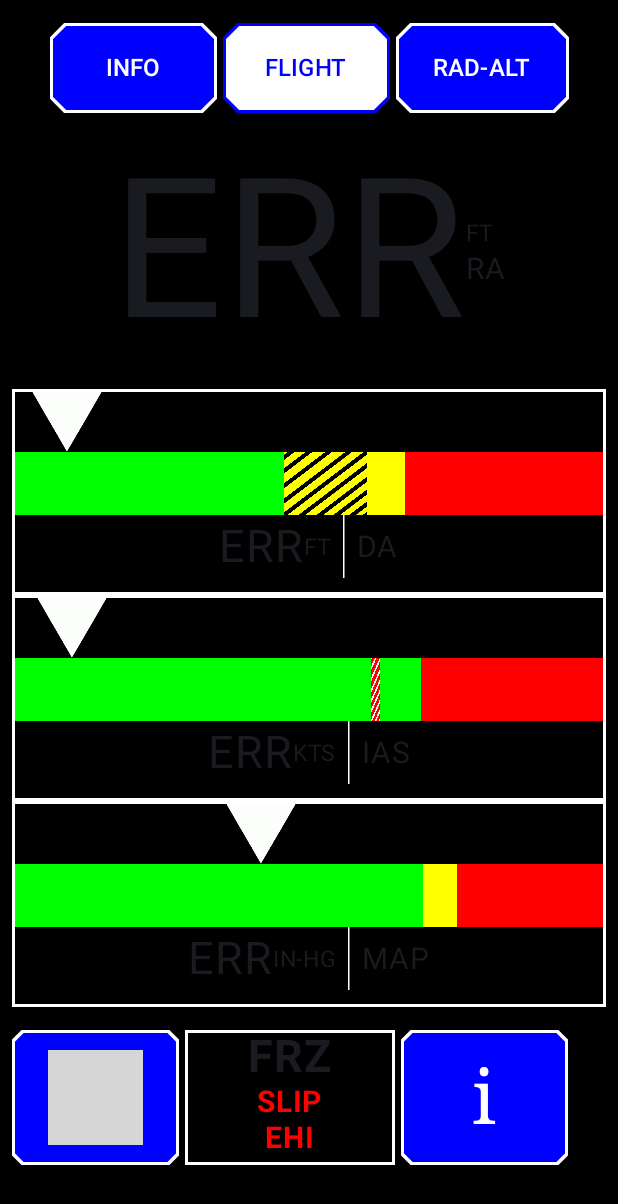
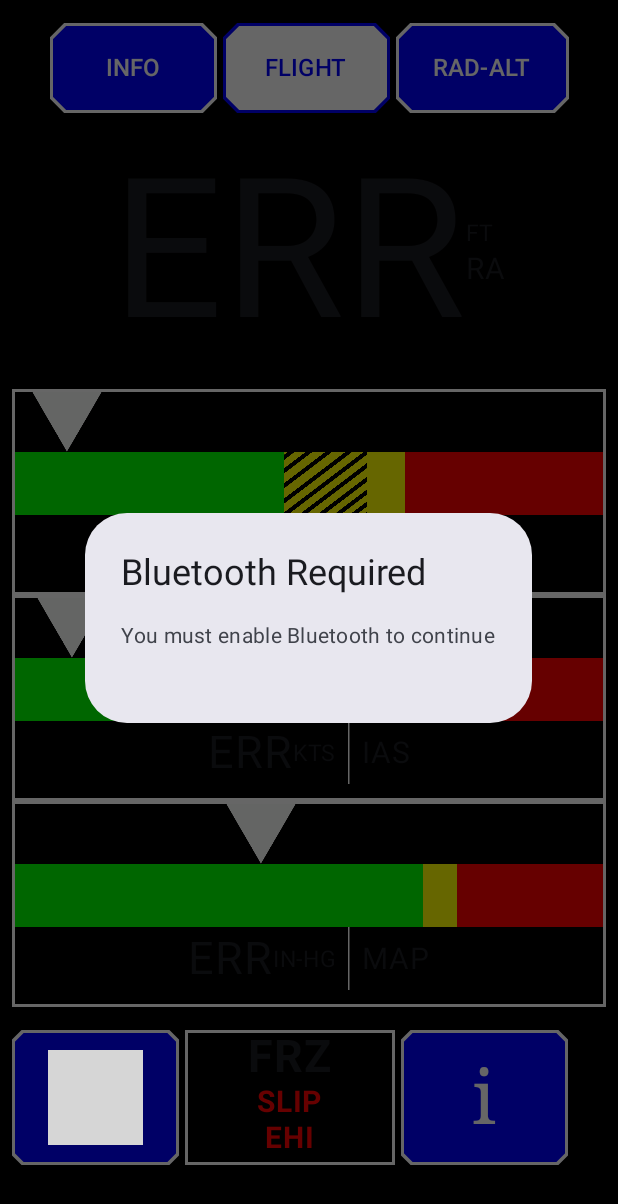
Before and after one commit to Komputer24/EIT2.0-ESAID-App, an Android app built with Jetpack Compose: the screen it shows after launch (MainActivity), on a phone screen of 412 x 824 dp. Shown: the top 1204 px of the screen. Run offline under Robolectric (Android 15) with nearby library versions, the phone set to English and light mode, and no system bars; grey boxes are pictures that could not be loaded.

Commit message:
v18 - Bluetooth Picker Done V2

```diff
--- a/app/src/main/java/com/example/eit20_app/MainActivity.kt
+++ b/app/src/main/java/com/example/eit20_app/MainActivity.kt
@@ -141,13 +141,13 @@ class MainActivity : ComponentActivity() {
             return
         }
 
-        if (bluetoothAdapter?.isEnabled == false) {
-            // Request to enable Bluetooth
-            val enableBtIntent = Intent(BluetoothAdapter.ACTION_REQUEST_ENABLE)
-            requestBluetooth.launch(enableBtIntent)
-        } else {
-            // Bluetooth is already enabled, launch the device picker
-        }
+//        if (bluetoothAdapter?.isEnabled == false) {
+//            // Request to enable Bluetooth
+//            val enableBtIntent = Intent(BluetoothAdapter.ACTION_REQUEST_ENABLE)
+//            requestBluetooth.launch(enableBtIntent)
+//        } else {
+//            // Bluetooth is already enabled, launch the device picker
+//        }
 
 
         // 🔁 Reapply saved brightness here
@@ -254,28 +254,28 @@ class MainActivity : ComponentActivity() {
                     }
                 }
                 BluetoothStateListener()
-                //launchBluetoothDevicePicker(bluetoothEnabled)
+                launchBluetoothDevicePicker(bluetoothEnabled)
             }
         }
     }
-//    @Composable
-//    private fun launchBluetoothDevicePicker(bluetooth: MutableState<Boolean>) {
-//        if (bluetooth.value) {
-//            val bluetoothPicker = Intent("android.bluetooth.devicepicker.action.LAUNCH");
-//            bluetoothPicker.putExtra("android.bluetooth.devicepicker.extra.FILTER_TYPE", 1);
-//            bluetoothPicker.putExtra("android.bluetooth.devicepicker.extra.NEED_AUTH", false);
-//            bluetoothPicker.putExtra("android.bluetooth.devicepicker.extra.LAUNCH_PACKAGE", "com.cake.x0a.WoBo");
-//
-//            requestBluetoothDevicePicker.launch(bluetoothPicker)
-//        }else{
-//            AlertDialog(
-//                onDismissRequest = {}, // Cannot dismiss manually
-//                title = { Text("Bluetooth Required") },
-//                text = { Text("You must enable Bluetooth to continue") },
-//                confirmButton = {}
-//            )
-//        }
-//    }
+    @Composable
+    private fun launchBluetoothDevicePicker(bluetooth: MutableState<Boolean>) {
+        if (bluetooth.value) {
+            val bluetoothPicker = Intent("android.bluetooth.devicepicker.action.LAUNCH");
+            bluetoothPicker.putExtra("android.bluetooth.devicepicker.extra.FILTER_TYPE", 1);
+            bluetoothPicker.putExtra("android.bluetooth.devicepicker.extra.NEED_AUTH", false);
+            bluetoothPicker.putExtra("android.bluetooth.devicepicker.extra.LAUNCH_PACKAGE", "com.cake.x0a.WoBo");
+
+            requestBluetoothDevicePicker.launch(bluetoothPicker)
+        }else{
+            AlertDialog(
+                onDismissRequest = {}, // Cannot dismiss manually
+                title = { Text("Bluetooth Required") },
+                text = { Text("You must enable Bluetooth to continue") },
+                confirmButton = {}
+            )
+        }
+    }
 }
 
 // BLUETOOTH_AREA
```
